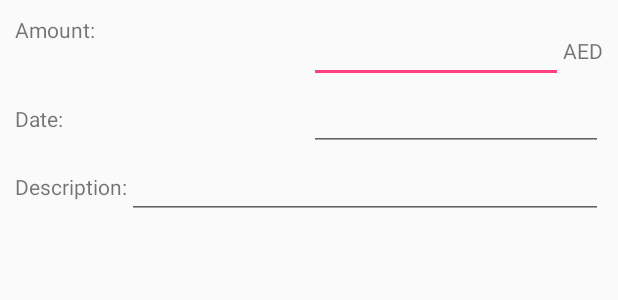
After one commit to Copy33/Money, an Android app: the layout dialog_add_transaction.xml on its own in the app's theme, with its tools: preview values and no code run, on a phone screen of 412 x 824 dp. The commit adds this screen. Shown: the top 300 px of the screen. Run offline under Robolectric (Android 15) with nearby library versions, the phone set to English and light mode, and no system bars.

Commit message:
Added dialog for manually inputting transactions (if mock is selected, the transaction won't be visible after addition). Added fromString method to all enums.

```diff
--- a/app/src/main/java/com/joemerhej/money/transaction/Transaction.java
+++ b/app/src/main/java/com/joemerhej/money/transaction/Transaction.java
@@ -13,7 +13,7 @@ import java.util.Date;
 
 public class Transaction
 {
-    private TransactionType mType;
+    private TransactionType mType;      // deposit/withdrawal
     private BigDecimal mAmount;         // always positive
     private Currency mCurrency;
     private Date mDate;
--- /dev/null
+++ b/app/src/main/res/layout/dialog_add_transaction.xml
@@ -0,0 +1,75 @@
+<?xml version="1.0" encoding="utf-8"?>
+<LinearLayout xmlns:android="http://schemas.android.com/apk/res/android"
+              android:layout_width="match_parent"
+              android:layout_height="match_parent"
+              android:orientation="vertical"
+              android:padding="10dp">
+
+    <LinearLayout
+        android:layout_width="match_parent"
+        android:layout_height="wrap_content"
+        android:orientation="horizontal">
+
+        <TextView
+            android:layout_width="0dp"
+            android:layout_height="wrap_content"
+            android:layout_weight="1"
+            android:text="Amount:"/>
+
+        <LinearLayout
+            android:layout_width="0dp"
+            android:layout_height="wrap_content"
+            android:layout_weight="1">
+
+            <EditText
+                android:id="@+id/dialog_add_transaction_amount_edit_text"
+                android:layout_width="match_parent"
+                android:layout_height="wrap_content"
+                android:layout_weight="1"
+                android:inputType="numberDecimal"/>
+
+            <TextView
+                android:id="@+id/dialog_add_transaction_currency_text_view"
+                android:layout_width="wrap_content"
+                android:layout_height="wrap_content"
+                android:gravity="end"
+                android:text="AED"/>
+        </LinearLayout>
+    </LinearLayout>
+
+    <LinearLayout
+        android:layout_width="match_parent"
+        android:layout_height="wrap_content"
+        android:orientation="horizontal">
+
+        <TextView
+            android:layout_width="0dp"
+            android:layout_height="wrap_content"
+            android:layout_weight="1"
+            android:text="Date:"/>
+
+        <EditText
+            android:id="@+id/dialog_add_transaction_date_edit_text"
+            android:layout_width="0dp"
+            android:layout_height="wrap_content"
+            android:layout_weight="1"
+            android:inputType="date"/>
+    </LinearLayout>
+
+    <LinearLayout
+        android:layout_width="match_parent"
+        android:layout_height="wrap_content"
+        android:orientation="horizontal">
+
+        <TextView
+            android:layout_width="wrap_content"
+            android:layout_height="wrap_content"
+            android:text="Description:"/>
+
+        <EditText
+            android:id="@+id/dialog_add_transaction_description_edit_text"
+            android:layout_width="0dp"
+            android:layout_height="wrap_content"
+            android:layout_weight="1"/>
+    </LinearLayout>
+</LinearLayout>
```
Also changed, not shown: app/src/main/java/com/joemerhej/money/account/Currency.java (+10 -0 lines), app/src/main/java/com/joemerhej/money/activities/MainActivity.java (+64 -44 lines), app/src/main/java/com/joemerhej/money/dialogs/AddTransactionDialogFragment.java (added, +134 -0 lines), app/src/main/java/com/joemerhej/money/transaction/TransactionCategory.java (+10 -0 lines), app/src/main/java/com/joemerhej/money/transaction/TransactionType.java (+25 -2 lines), app/src/main/res/layout/activity_main.xml (+36 -37 lines).
